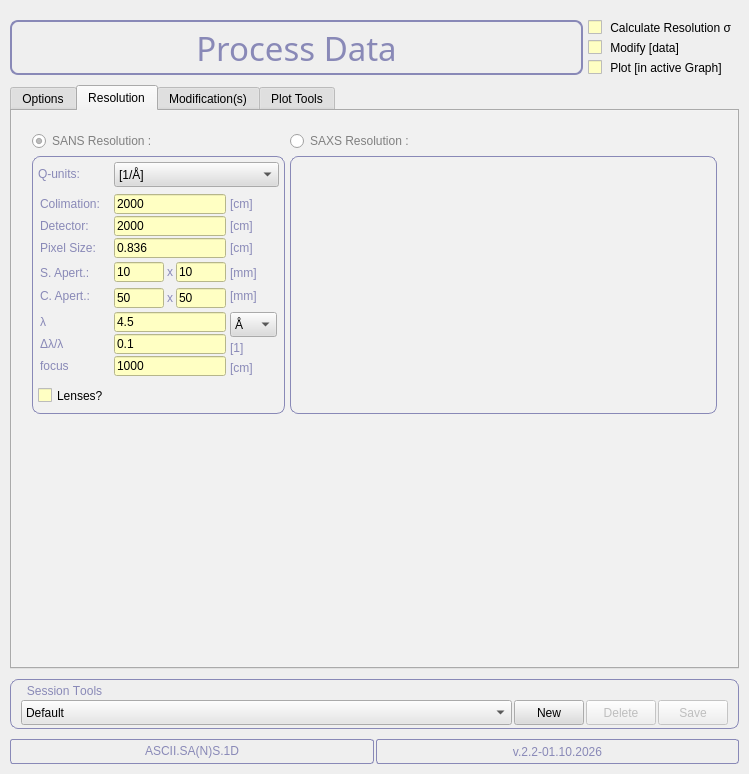
Old version of the form qtisas/sans/ascii1d/ascii1d.ui in the repository k61n/qtisas.
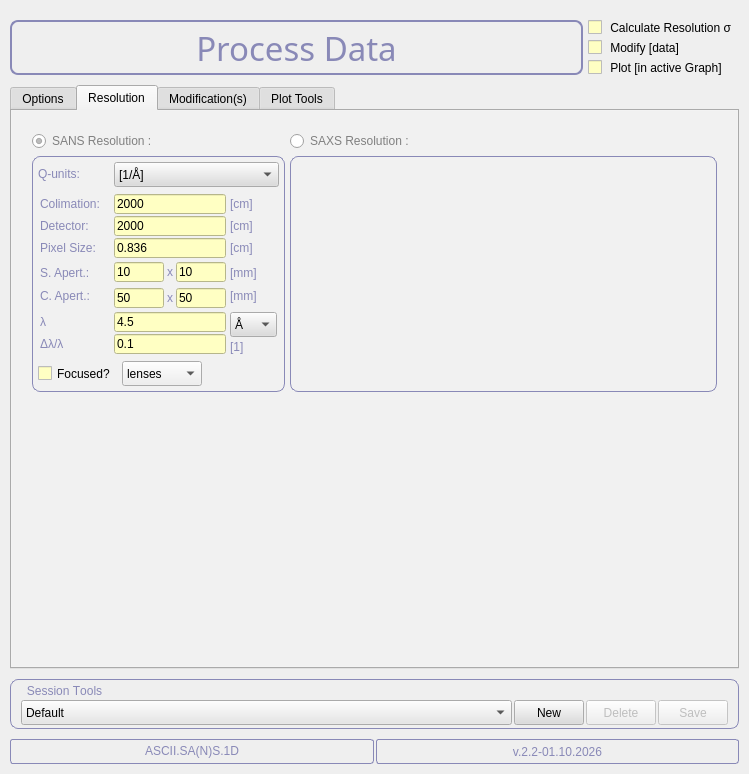
New version of the form. The open tabs and pages were chosen to show the change. Icons and pictures are not drawn.

Commit message: ascii1d: resolution as variances; "Focused?" with lenses/mirror

The edit to the form file:
```diff
--- a/qtisas/sans/ascii1d/ascii1d.ui
+++ b/qtisas/sans/ascii1d/ascii1d.ui
@@ -6017,59 +6017,6 @@
                   </property>
                  </widget>
                 </item>
-                <item>
-                 <widget class="QLabel" name="textLabelResoFocus">
-                  <property name="maximumSize">
-                   <size>
-                    <width>32767</width>
-                    <height>20</height>
-                   </size>
-                  </property>
-                  <property name="palette">
-                   <palette>
-                    <active>
-                     <colorrole role="WindowText">
-                      <brush brushstyle="SolidPattern">
-                       <color alpha="255">
-                        <red>137</red>
-                        <green>137</green>
-                        <blue>183</blue>
-                       </color>
-                      </brush>
-                     </colorrole>
-                    </active>
-                    <inactive>
-                     <colorrole role="WindowText">
-                      <brush brushstyle="SolidPattern">
-                       <color alpha="255">
-                        <red>137</red>
-                        <green>137</green>
-                        <blue>183</blue>
-                       </color>
-                      </brush>
-                     </colorrole>
-                    </inactive>
-                    <disabled>
-                     <colorrole role="WindowText">
-                      <brush brushstyle="SolidPattern">
-                       <color alpha="255">
-                        <red>69</red>
-                        <green>69</green>
-                        <blue>69</blue>
-                       </color>
-                      </brush>
-                     </colorrole>
-                    </disabled>
-                   </palette>
-                  </property>
-                  <property name="text">
-                   <string>focus</string>
-                  </property>
-                  <property name="wordWrap">
-                   <bool>false</bool>
-                  </property>
-                 </widget>
-                </item>
                </layout>
               </item>
               <item row="1" column="2">
@@ -6509,28 +6456,6 @@
                   </property>
                  </widget>
                 </item>
-                <item>
-                 <widget class="QLineEdit" name="lineEditResoFocus">
-                  <property name="minimumSize">
-                   <size>
-                    <width>70</width>
-                    <height>20</height>
-                   </size>
-                  </property>
-                  <property name="maximumSize">
-                   <size>
-                    <width>112</width>
-                    <height>20</height>
-                   </size>
-                  </property>
-                  <property name="styleSheet">
-                   <string notr="true">background-color: rgb(255, 255, 195);</string>
-                  </property>
-                  <property name="text">
-                   <string>1000</string>
-                  </property>
-                 </widget>
-                </item>
                </layout>
               </item>
               <item row="0" column="1">
@@ -7180,53 +7105,6 @@
                   </property>
                  </widget>
                 </item>
-                <item>
-                 <widget class="QLabel" name="textLabelResoFocus2">
-                  <property name="palette">
-                   <palette>
-                    <active>
-                     <colorrole role="WindowText">
-                      <brush brushstyle="SolidPattern">
-                       <color alpha="255">
-                        <red>137</red>
-                        <green>137</green>
-                        <blue>183</blue>
-                       </color>
-                      </brush>
-                     </colorrole>
-                    </active>
-                    <inactive>
-                     <colorrole role="WindowText">
-                      <brush brushstyle="SolidPattern">
-                       <color alpha="255">
-                        <red>137</red>
-                        <green>137</green>
-                        <blue>183</blue>
-                       </color>
-                      </brush>
-                     </colorrole>
-                    </inactive>
-                    <disabled>
-                     <colorrole role="WindowText">
-                      <brush brushstyle="SolidPattern">
-                       <color alpha="255">
-                        <red>69</red>
-                        <green>69</green>
-                        <blue>69</blue>
-                       </color>
-                      </brush>
-                     </colorrole>
-                    </disabled>
-                   </palette>
-                  </property>
-                  <property name="text">
-                   <string>[cm]</string>
-                  </property>
-                  <property name="wordWrap">
-                   <bool>false</bool>
-                  </property>
-                 </widget>
-                </item>
                </layout>
               </item>
               <item row="1" column="0">
@@ -7523,7 +7401,9 @@
              </layout>
             </item>
             <item>
-             <widget class="QCheckBox" name="checkBoxLenses">
+             <layout class="QHBoxLayout" name="horizontalLayoutFocused">
+              <item>
+               <widget class="QCheckBox" name="checkBoxFocused">
               <property name="enabled">
                <bool>true</bool>
               </property>
@@ -7589,9 +7469,53 @@
                <string/>
               </property>
               <property name="text">
-               <string>Lenses?</string>
-              </property>
-             </widget>
+                 <string>Focused?</string>
+                </property>
+               </widget>
+              </item>
+              <item>
+               <widget class="QComboBox" name="comboBoxFocusType">
+                <property name="minimumSize">
+                 <size>
+                  <width>80</width>
+                  <height>25</height>
+                 </size>
+                </property>
+                <property name="maximumSize">
+                 <size>
+                  <width>110</width>
+                  <height>25</height>
+                 </size>
+                </property>
+                <property name="toolTip">
+                 <string>The focusing optic: lenses (their focal length depends on the wavelength: a chromatic term in the resolution) or a mirror (achromatic)</string>
+                </property>
+                <item>
+                 <property name="text">
+                  <string>lenses</string>
+                 </property>
+                </item>
+                <item>
+                 <property name="text">
+                  <string>mirror</string>
+                 </property>
+                </item>
+               </widget>
+              </item>
+              <item>
+               <spacer name="horizontalSpacerFocused">
+                <property name="orientation">
+                 <enum>Qt::Horizontal</enum>
+                </property>
+                <property name="sizeHint" stdset="0">
+                 <size>
+                  <width>0</width>
+                  <height>0</height>
+                 </size>
+                </property>
+               </spacer>
+              </item>
+             </layout>
             </item>
            </layout>
           </widget>
```
Lines whose indentation alone changed are shown as unchanged. The commit also changes 5 other files.
